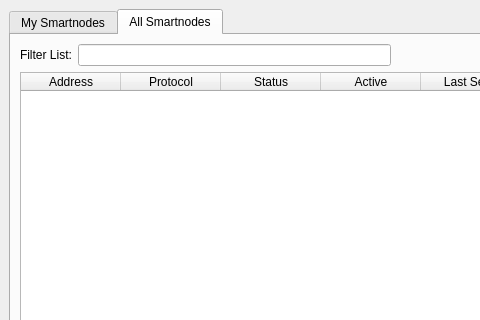
firoorg/firo, file src/qt/forms/smartnodelist.ui: the form before one commit; both pictures show x 0 to 480 and y 0 to 320 of the 811 by 457 pixel window.
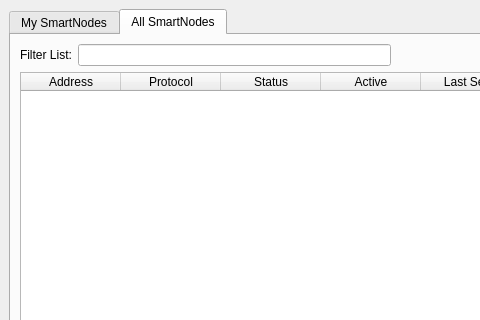
The form after the commit.

Commit message: SmartNode input amount and SmartNode text cleanup

Patch:
```diff
--- a/src/qt/forms/smartnodelist.ui
+++ b/src/qt/forms/smartnodelist.ui
@@ -38,7 +38,7 @@
        </property>
        <widget class="QWidget" name="tabMySmartnodes">
         <attribute name="title">
-         <string>My Smartnodes</string>
+         <string>My SmartNodes</string>
         </attribute>
         <layout class="QGridLayout" name="gridLayout_2">
          <item row="0" column="0">
@@ -191,7 +191,7 @@
        </widget>
        <widget class="QWidget" name="tabAllSmartnodes">
         <attribute name="title">
-         <string>All Smartnodes</string>
+         <string>All SmartNodes</string>
         </attribute>
         <layout class="QGridLayout" name="gridLayout">
          <item row="1" column="0">
```
The commit also changes 6 other files.
